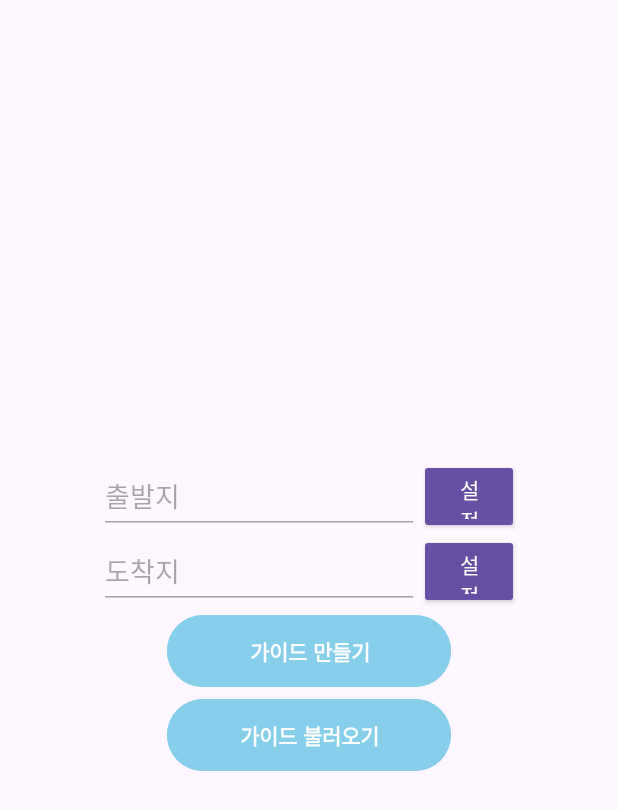
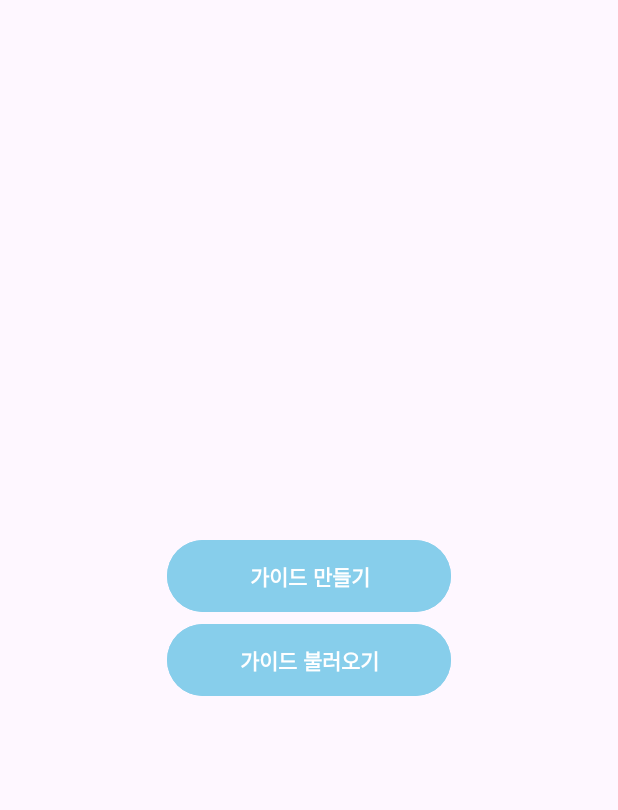
Before and after one commit to NNYT1024/loadGuide, an Android app: the screen it shows after launch (MainActivity), on a phone screen of 412 x 824 dp. Shown: the top 810 px of the screen. Run offline under Robolectric (Android 15) with nearby library versions, the phone set to English and light mode, and no system bars; 7 statements that could not run were skipped.

```diff
--- a/app/build.gradle.kts
+++ b/app/build.gradle.kts
@@ -50,4 +50,7 @@ dependencies {
 
     implementation("com.kakao.maps.open:android:2.6.3")
 
+    implementation("com.squareup.okhttp3:okhttp:4.9.0")
+    implementation("com.google.code.gson:gson:2.8.7")
+
 }
--- a/app/src/main/java/com/map/loadguied_v2/MainActivity.kt
+++ b/app/src/main/java/com/map/loadguied_v2/MainActivity.kt
@@ -2,13 +2,33 @@ package com.map.loadguied_v2
 
 import android.content.Intent
 import android.os.Bundle
+import android.util.Log
+import android.webkit.WebView.findAddress
 import android.widget.Button
+import android.widget.EditText
 import android.widget.Toast
 import androidx.appcompat.app.AppCompatActivity
+import com.map.loadguied_v2.apiPackage.callApi
+import com.map.loadguied_v2.apiPackage.findAddress_Json
 import com.map.loadguied_v2.createGuide.createGuideMainActivity
-
+import okhttp3.Call
+import okhttp3.Callback
+import okhttp3.MediaType
+import okhttp3.MediaType.Companion.toMediaTypeOrNull
+import okhttp3.OkHttpClient
+import okhttp3.Request
+import okhttp3.RequestBody
+import okhttp3.Response
+import org.json.JSONObject
+import java.io.IOException
+import kotlinx.coroutines.Dispatchers
+import kotlinx.coroutines.GlobalScope
+import kotlinx.coroutines.async
+import kotlinx.coroutines.launch
+import kotlinx.coroutines.runBlocking
 
 class MainActivity : AppCompatActivity() {
+    val apiCaller = callApi()
 
     override fun onCreate(savedInstanceState: Bundle?) {
         super.onCreate(savedInstanceState)
@@ -18,13 +38,65 @@ class MainActivity : AppCompatActivity() {
         var createGuideBtn = findViewById<Button>(R.id.createGuide_Btn)
         createGuideBtn.setOnClickListener {
 //            Toast.makeText(applicationContext, "클릭이벤트", Toast.LENGTH_SHORT).show()
-            val intent = Intent(this, createGuideMainActivity::class.java)
 
 
+            runBlocking(Dispatchers.Default) {
+                val result = async { apiCaller.getAddress("주소") }.await()
+                var data = findAddress_Json(result)
+            }
+            val intent = Intent(this, createGuideMainActivity::class.java)
             startActivity(intent)
 
-            Toast.makeText(applicationContext, "클릭이벤트", Toast.LENGTH_SHORT).show()
+            //Toast.makeText(applicationContext, "클릭이벤트", Toast.LENGTH_SHORT).show()
         }
+//        val JSON = "application/json; charset=utf-8".toMediaTypeOrNull()
+//        var url = "https://apis-navi.kakaomobility.com/v1/waypoints/directions"
+//        val client = OkHttpClient()
+//        var apiKey ="83d8db42662bbd2af86846795bcfb600"
+//        val json = JSONObject()
+//        json.put("Authorization", "KakaoAK ${apiKey}")
+//        json.put("Content-Type", "application/json")
+//
+//        var startJson = JSONObject()
+//        startJson.put("x","127.11024293202674")
+//        startJson.put("y","37.394348634049784")
+//
+//        var endJson = JSONObject()
+//        startJson.put("x","127.10860518470294")
+//        startJson.put("y","37.401999820065534")
+//        json.put("destination", endJson)
+//
+//        val body = RequestBody.create(JSON, json.toString())
+
+        //post
+        var startData : findAddress_Json
+        var endData : findAddress_Json
+
+        runBlocking(Dispatchers.Default) {
+            val result : String
+
+            startData = findAddress_Json(async { apiCaller.getAddress("용마공원로 9길 29") }.await())
+            endData = findAddress_Json(async { apiCaller.getAddress("인천광역시 부평구 무네미로448번길 56") }.await())
+        }
+
+        var startX = startData.documents.get(0).getX().toDouble()
+        var startY = startData.documents.get(0).getY().toDouble()
+        var endX = endData.documents.get(0).getX().toDouble()
+        var endY = endData.documents.get(0).getY().toDouble()
+
+        apiCaller.directions(startX,startY,endX,endY)
+
+        val apiCaller = callApi()
+
+        GlobalScope.launch {
+            val pointList = apiCaller.directions_syc(startX,startY,endX,endY)
+            for(i: Int in 0..pointList.size-1){
+                Log.d("메인에서 리스트 출력","${pointList.get(i)[0][0]}:${pointList.get(i)[0][1]}")
+            }
+            // pointList를 사용하는 코드 작성
+        }
+        //findAddress_Json(apiCaller.getAddress("망우3동"))
+//        apiCaller.getAddress("망우3동")
 
     }
 }
--- a/app/src/main/res/layout/activity_main.xml
+++ b/app/src/main/res/layout/activity_main.xml
@@ -7,57 +7,6 @@
     android:orientation="vertical"
     android:gravity="center"
     tools:context=".MainActivity">
-    <LinearLayout
-        android:layout_width="280dp"
-        android:layout_height="50dp"
-        android:orientation="horizontal"
-        android:gravity="center" >
-    <EditText
-        android:id="@+id/startAdress_TextFiled"
-        android:layout_width="wrap_content"
-        android:layout_height="50dp"
-        android:ems="10"
-        android:inputType="text"
-        android:enabled="false"
-        android:hint="출발지"
-        app:layout_constraintEnd_toEndOf="parent"
-        app:layout_constraintStart_toStartOf="parent"
-        tools:ignore="MissingConstraints" />
-
-        <Button
-            android:id="@+id/startAdressSerch_Btn"
-            android:layout_width="wrap_content"
-            android:layout_height="wrap_content"
-            style="@style/Widget.AppCompat.Button"
-            android:text="설정" />
-
-    </LinearLayout>
-    <LinearLayout
-        android:layout_width="280dp"
-        android:layout_height="50dp"
-        android:orientation="horizontal"
-        android:gravity="center" >
-        <EditText
-            android:id="@+id/endAdress_TextFiled"
-            android:layout_width="wrap_content"
-            android:layout_height="50dp"
-            android:ems="10"
-            android:inputType="text"
-            android:enabled="false"
-            android:hint="도착지"
-
-            app:layout_constraintEnd_toEndOf="parent"
-            app:layout_constraintStart_toStartOf="parent"
-            tools:ignore="MissingConstraints" />
-
-        <Button
-            android:id="@+id/endAdressSerch_Btn"
-            style="@style/Widget.AppCompat.Button"
-            android:layout_width="wrap_content"
-            android:layout_height="wrap_content"
-            android:text="설정" />
-
-    </LinearLayout>
 
     <Button
         android:id="@+id/createGuide_Btn"
```
Also changed, not shown: app/src/main/java/com/map/loadguied_v2/apiPackage/callApi.kt (added, +136 -0 lines), app/src/main/java/com/map/loadguied_v2/apiPackage/findAddress_Json.java (added, +250 -0 lines), app/src/main/java/com/map/loadguied_v2/apiPackage/findRoad_Json.java (added, +57 -0 lines), app/src/main/java/com/map/loadguied_v2/apiPackage/getPoints.java (added, +10 -0 lines), app/src/main/java/com/map/loadguied_v2/createGuide/createGuideMainActivity.kt (+63 -32 lines), app/src/main/res/values/style.xml (added, +11 -0 lines), app/src/main/res/drawable/route_pattern_arrow.png (added).
